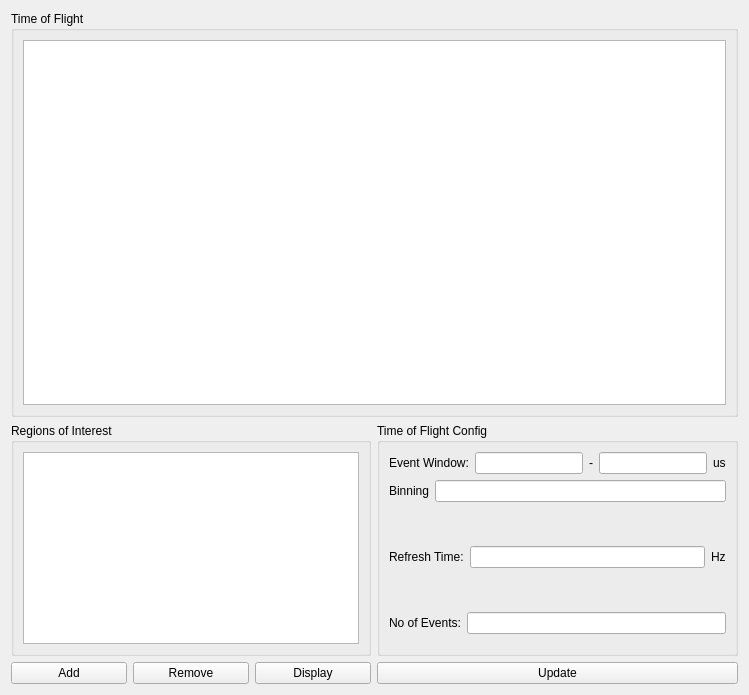
Before: the Qt Designer form tools/pymepixdaq/panels/ui/timeofflightpanel.ui in CFEL-CMI/pymepix, drawn with Qt 5.
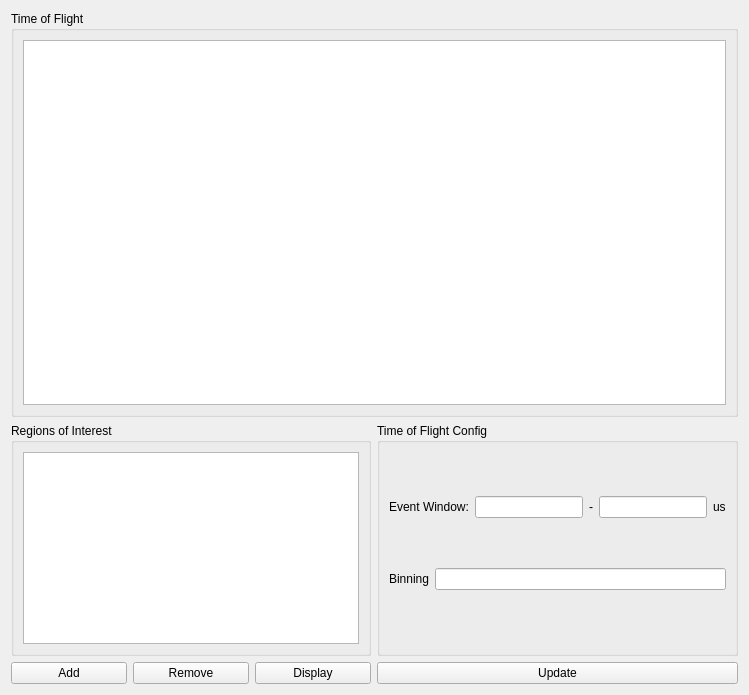
After: the same form once the commit is applied. Custom widgets are drawn as their Qt base class.

Commit message: Removed display update

Diff of the .ui file:
```diff
--- a/tools/pymepixdaq/panels/ui/timeofflightpanel.ui
+++ b/tools/pymepixdaq/panels/ui/timeofflightpanel.ui
@@ -164,53 +164,6 @@
             </item>
            </layout>
           </item>
-          <item>
-           <layout class="QHBoxLayout" name="horizontalLayout_6">
-            <item>
-             <widget class="QLabel" name="label_5">
-              <property name="sizePolicy">
-               <sizepolicy hsizetype="Preferred" vsizetype="Fixed">
-                <horstretch>0</horstretch>
-                <verstretch>0</verstretch>
-               </sizepolicy>
-              </property>
-              <property name="text">
-               <string>Refresh Time:</string>
-              </property>
-             </widget>
-            </item>
-            <item>
-             <widget class="QLineEdit" name="refresh_time"/>
-            </item>
-            <item>
-             <widget class="QLabel" name="label_6">
-              <property name="text">
-               <string>Hz</string>
-              </property>
-             </widget>
-            </item>
-           </layout>
-          </item>
-          <item>
-           <layout class="QHBoxLayout" name="horizontalLayout_7">
-            <item>
-             <widget class="QLabel" name="label_7">
-              <property name="sizePolicy">
-               <sizepolicy hsizetype="Preferred" vsizetype="Fixed">
-                <horstretch>0</horstretch>
-                <verstretch>0</verstretch>
-               </sizepolicy>
-              </property>
-              <property name="text">
-               <string>No of Events:</string>
-              </property>
-             </widget>
-            </item>
-            <item>
-             <widget class="QLineEdit" name="no_events"/>
-            </item>
-           </layout>
-          </item>
           <item>
            <spacer name="verticalSpacer">
             <property name="orientation">
```
The commit also changes 1 other file.
